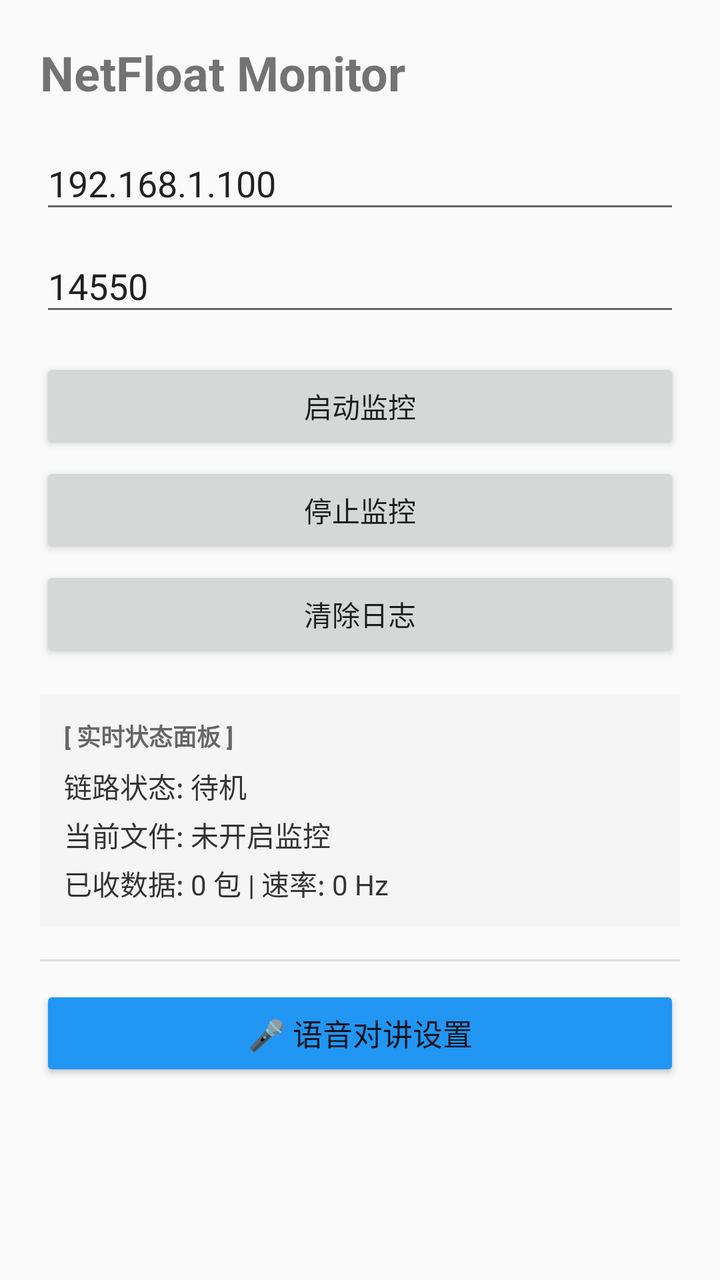
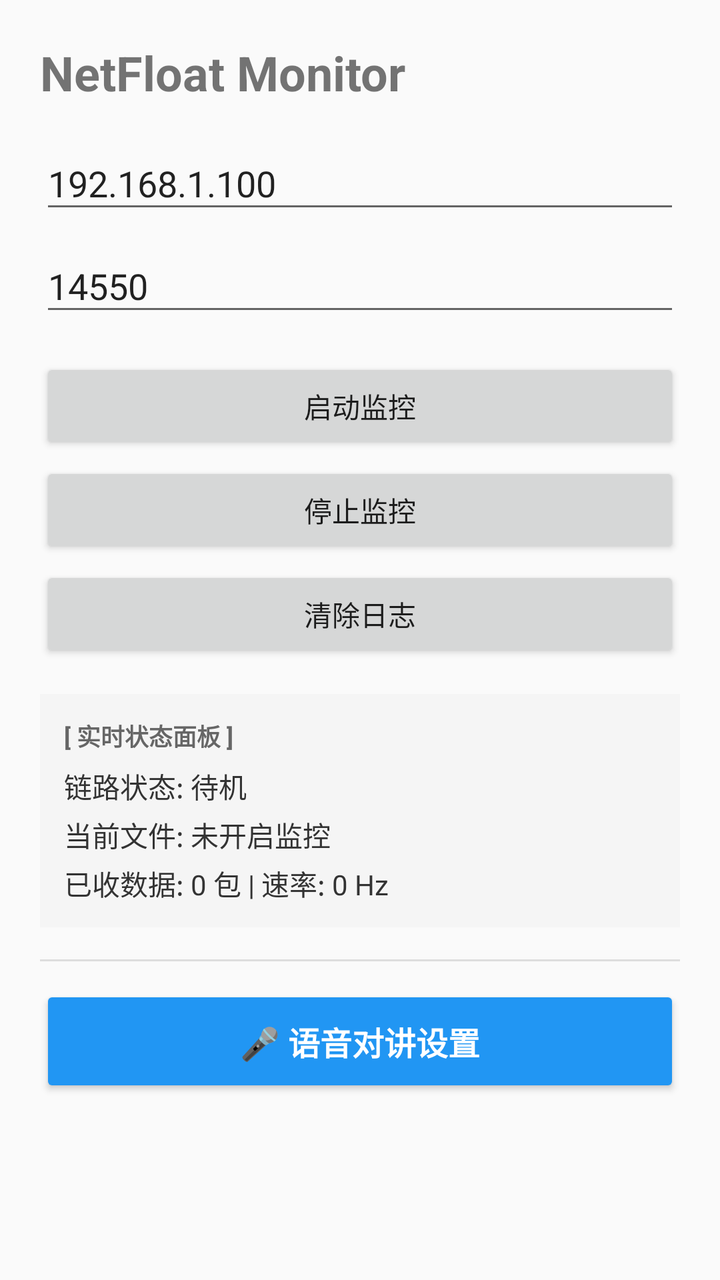

An Android layout rendered at two revisions. The XML below is the earlier revision; the diff shows what the commit changed to produce the second picture.
<!-- AndroidManifest.xml: application theme AppTheme -->
<!-- res/layout/activity_main.xml -->
<?xml version="1.0" encoding="utf-8"?>
<LinearLayout 
    xmlns:android="http://schemas.android.com/apk/res/android"
    android:layout_width="match_parent"
    android:layout_height="match_parent"
    android:orientation="vertical"
    android:padding="20dp">

    <TextView
        android:layout_width="wrap_content"
        android:layout_height="wrap_content"
        android:text="NetFloat Monitor"
        android:textStyle="bold"
        android:textSize="24sp" />

    <EditText
        android:id="@+id/editIp"
        android:layout_width="match_parent"
        android:layout_height="wrap_content"
        android:layout_marginTop="16dp"
        android:hint="目标IP"
        android:text="192.168.1.100" />

    <EditText
        android:id="@+id/editPort"
        android:layout_width="match_parent"
        android:layout_height="wrap_content"
        android:layout_marginTop="8dp"
        android:hint="UDP端口"
        android:inputType="number"
        android:text="14550" />

    <Button
        android:id="@+id/startBtn"
        android:layout_width="match_parent"
        android:layout_height="wrap_content"
        android:layout_marginTop="16dp"
        android:text="启动监控" />

    <Button
        android:id="@+id/stopBtn"
        android:layout_width="match_parent"
        android:layout_height="wrap_content"
        android:layout_marginTop="4dp"
        android:text="停止监控" />

    <Button
        android:id="@+id/clearBtn"
        android:layout_width="match_parent"
        android:layout_height="wrap_content"
        android:layout_marginTop="4dp"
        android:text="清除日志" />

    
    <LinearLayout
        android:layout_width="match_parent"
        android:layout_height="wrap_content"
        android:layout_marginTop="16dp"
        android:orientation="vertical"
        android:background="#F5F5F5"
        android:padding="12dp">

        <TextView
            android:layout_width="wrap_content"
            android:layout_height="wrap_content"
            android:text="[ 实时状态面板 ]"
            android:textStyle="bold"
            android:textColor="#666666"
            android:textSize="12sp" />

        <TextView
            android:id="@+id/tvStatusInfo"
            android:layout_width="match_parent"
            android:layout_height="wrap_content"
            android:layout_marginTop="6dp"
            android:textColor="#333333"
            android:textSize="14sp"
            android:lineSpacingMultiplier="1.2"
            android:text="链路状态: 待机\n当前文件: 未开启监控\n已收数据: 0 包 | 速率: 0 Hz" />
    </LinearLayout>

    
    <View
        android:layout_width="match_parent"
        android:layout_height="1dp"
        android:layout_marginTop="16dp"
        android:background="#DDDDDD" />

    
    <Button
        android:id="@+id/btnVoiceSettings"
        android:layout_width="match_parent"
        android:layout_height="wrap_content"
        android:layout_marginTop="12dp"
        android:text="🎤 语音对讲设置"
        android:textSize="15sp"
        android:backgroundTint="#2196F3" />

    <TextView
        android:id="@+id/logPath"
        android:layout_width="match_parent"
        android:layout_height="wrap_content"
        android:layout_marginTop="16dp"
        android:textColor="#888888"
        android:textSize="12sp" />

</LinearLayout>
<!-- resources referenced by this layout -->
<resources>
  <style name="AppTheme" parent="Theme.AppCompat.Light.NoActionBar">
  
  </style>
</resources>

<!-- the commit's change to res/layout/activity_main.xml (unified diff, before → after) -->
@@ -1,107 +1,113 @@
 <?xml version="1.0" encoding="utf-8"?>
-<LinearLayout 
-    xmlns:android="http://schemas.android.com/apk/res/android"
+<ScrollView xmlns:android="http://schemas.android.com/apk/res/android"
     android:layout_width="match_parent"
     android:layout_height="match_parent"
-    android:orientation="vertical"
-    android:padding="20dp">
+    android:fillViewport="true">
 
-    <TextView
-        android:layout_width="wrap_content"
-        android:layout_height="wrap_content"
-        android:text="NetFloat Monitor"
-        android:textStyle="bold"
-        android:textSize="24sp" />
-
-    <EditText
-        android:id="@+id/editIp"
+    <LinearLayout 
         android:layout_width="match_parent"
         android:layout_height="wrap_content"
-        android:layout_marginTop="16dp"
-        android:hint="目标IP"
-        android:text="192.168.1.100" />
-
-    <EditText
-        android:id="@+id/editPort"
-        android:layout_width="match_parent"
-        android:layout_height="wrap_content"
-        android:layout_marginTop="8dp"
-        android:hint="UDP端口"
-        android:inputType="number"
-        android:text="14550" />
-
-    <Button
-        android:id="@+id/startBtn"
-        android:layout_width="match_parent"
-        android:layout_height="wrap_content"
-        android:layout_marginTop="16dp"
-        android:text="启动监控" />
-
-    <Button
-        android:id="@+id/stopBtn"
-        android:layout_width="match_parent"
-        android:layout_height="wrap_content"
-        android:layout_marginTop="4dp"
-        android:text="停止监控" />
-
-    <Button
-        android:id="@+id/clearBtn"
-        android:layout_width="match_parent"
-        android:layout_height="wrap_content"
-        android:layout_marginTop="4dp"
-        android:text="清除日志" />
-
-    
-    <LinearLayout
-        android:layout_width="match_parent"
-        android:layout_height="wrap_content"
-        android:layout_marginTop="16dp"
         android:orientation="vertical"
-        android:background="#F5F5F5"
-        android:padding="12dp">
+        android:padding="20dp">
 
         <TextView
             android:layout_width="wrap_content"
             android:layout_height="wrap_content"
-            android:text="[ 实时状态面板 ]"
+            android:text="NetFloat Monitor"
             android:textStyle="bold"
-            android:textColor="#666666"
+            android:textSize="24sp" />
+
+        <EditText
+            android:id="@+id/editIp"
+            android:layout_width="match_parent"
+            android:layout_height="wrap_content"
+            android:layout_marginTop="16dp"
+            android:hint="目标IP"
+            android:text="192.168.1.100" />
+
+        <EditText
+            android:id="@+id/editPort"
+            android:layout_width="match_parent"
+            android:layout_height="wrap_content"
+            android:layout_marginTop="8dp"
+            android:hint="UDP端口"
+            android:inputType="number"
+            android:text="14550" />
+
+        <Button
+            android:id="@+id/startBtn"
+            android:layout_width="match_parent"
+            android:layout_height="wrap_content"
+            android:layout_marginTop="16dp"
+            android:text="启动监控" />
+
+        <Button
+            android:id="@+id/stopBtn"
+            android:layout_width="match_parent"
+            android:layout_height="wrap_content"
+            android:layout_marginTop="4dp"
+            android:text="停止监控" />
+
+        <Button
+            android:id="@+id/clearBtn"
+            android:layout_width="match_parent"
+            android:layout_height="wrap_content"
+            android:layout_marginTop="4dp"
+            android:text="清除日志" />
+
+        
+        <LinearLayout
+            android:layout_width="match_parent"
+            android:layout_height="wrap_content"
+            android:layout_marginTop="16dp"
+            android:orientation="vertical"
+            android:background="#F5F5F5"
+            android:padding="12dp">
+
+            <TextView
+                android:layout_width="wrap_content"
+                android:layout_height="wrap_content"
+                android:text="[ 实时状态面板 ]"
+                android:textStyle="bold"
+                android:textColor="#666666"
+                android:textSize="12sp" />
+
+            <TextView
+                android:id="@+id/tvStatusInfo"
+                android:layout_width="match_parent"
+                android:layout_height="wrap_content"
+                android:layout_marginTop="6dp"
+                android:textColor="#333333"
+                android:textSize="14sp"
+                android:lineSpacingMultiplier="1.2"
+                android:text="链路状态: 待机\n当前文件: 未开启监控\n已收数据: 0 包 | 速率: 0 Hz" />
+        </LinearLayout>
+
+        <View
+            android:layout_width="match_parent"
+            android:layout_height="1dp"
+            android:layout_marginTop="16dp"
+            android:background="#DDDDDD" />
+
+        
+        <Button
+            android:id="@+id/btnVoiceSettings"
+            android:layout_width="match_parent"
+            android:layout_height="56dp"
+            android:layout_marginTop="12dp"
+            android:text="🎤 语音对讲设置"
+            android:textSize="16sp"
+            android:textStyle="bold"
+            android:backgroundTint="#2196F3"
+            android:textColor="#FFFFFF" />
+
+        <TextView
+            android:id="@+id/logPath"
+            android:layout_width="match_parent"
+            android:layout_height="wrap_content"
+            android:layout_marginTop="16dp"
+            android:textColor="#888888"
             android:textSize="12sp" />
 
-        <TextView
-            android:id="@+id/tvStatusInfo"
-            android:layout_width="match_parent"
-            android:layout_height="wrap_content"
-            android:layout_marginTop="6dp"
-            android:textColor="#333333"
-            android:textSize="14sp"
-            android:lineSpacingMultiplier="1.2"
-            android:text="链路状态: 待机\n当前文件: 未开启监控\n已收数据: 0 包 | 速率: 0 Hz" />
     </LinearLayout>
-
-    
-    <View
-        android:layout_width="match_parent"
-        android:layout_height="1dp"
-        android:layout_marginTop="16dp"
-        android:background="#DDDDDD" />
-
-    
-    <Button
-        android:id="@+id/btnVoiceSettings"
-        android:layout_width="match_parent"
-        android:layout_height="wrap_content"
-        android:layout_marginTop="12dp"
-        android:text="🎤 语音对讲设置"
-        android:textSize="15sp"
-        android:backgroundTint="#2196F3" />
-
-    <TextView
-        android:id="@+id/logPath"
-        android:layout_width="match_parent"
-        android:layout_height="wrap_content"
-        android:layout_marginTop="16dp"
-        android:textColor="#888888"
-        android:textSize="12sp" />
-
-</LinearLayout>
+</ScrollView>
